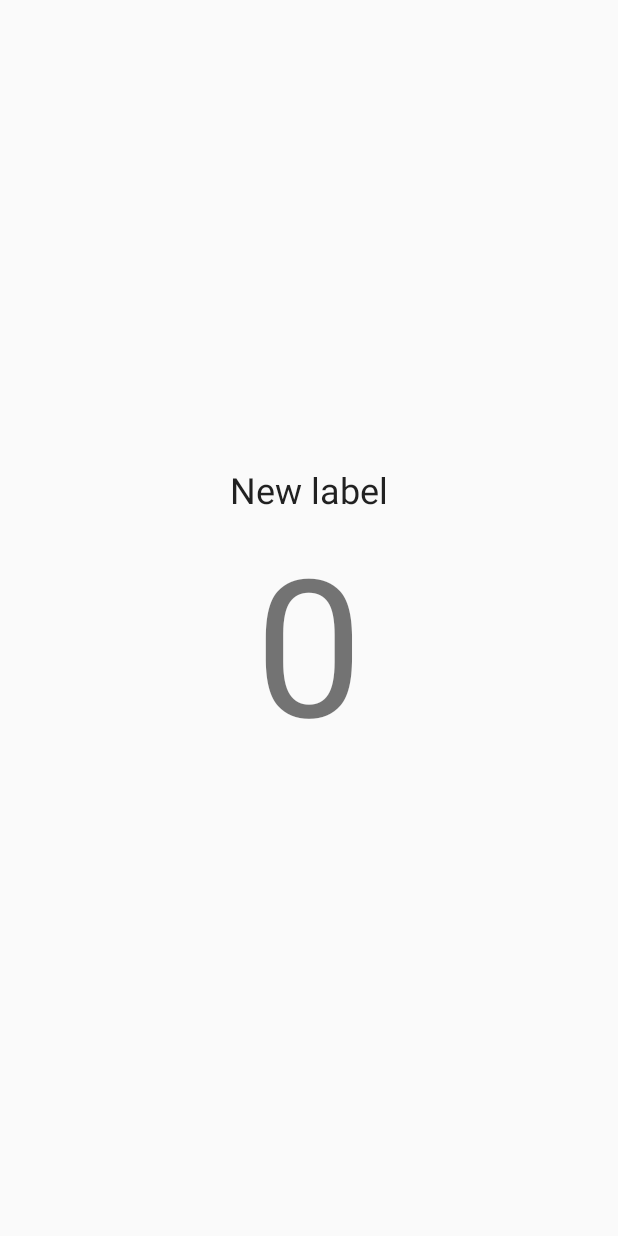
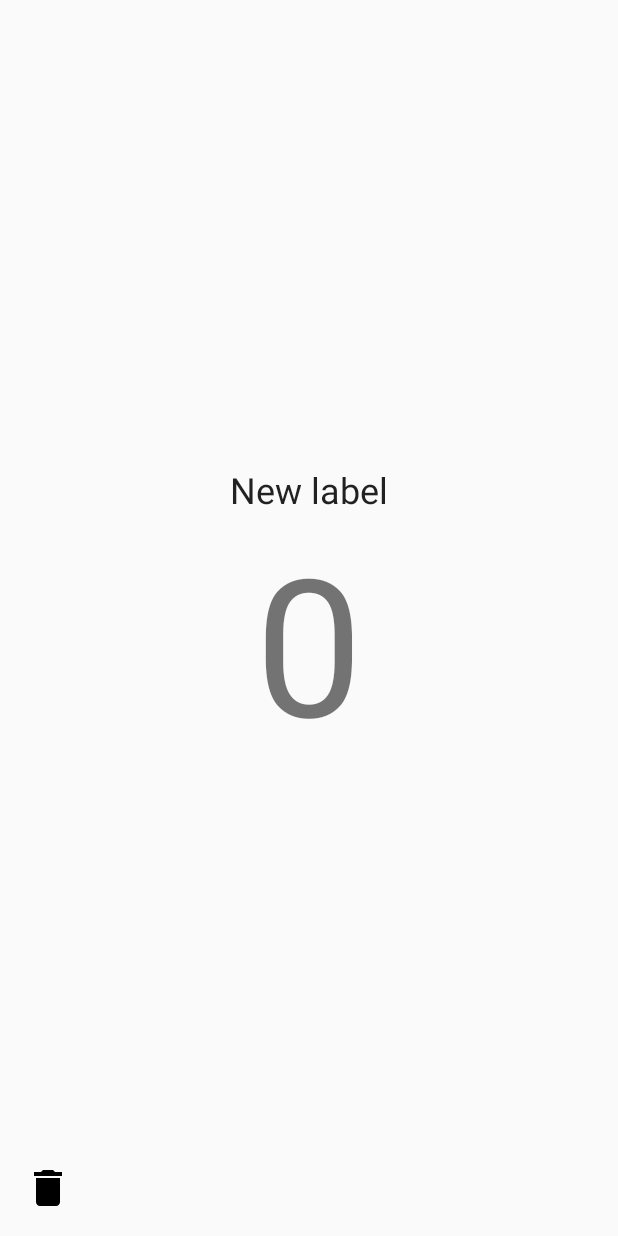
Before and after one commit to nisargjhaveri/Counter, an Android app: the screen it shows after launch (MainActivity), on a phone screen of 412 x 824 dp. Run offline under Robolectric (Android 15) with nearby library versions, the phone set to English and light mode, and no system bars.

Commit message:
Can also delete counters

```diff
--- a/app/src/main/java/in/nisargjhaveri/counter/MainActivity.java
+++ b/app/src/main/java/in/nisargjhaveri/counter/MainActivity.java
@@ -22,7 +22,10 @@ import android.view.View;
 import android.view.ViewGroup;
 
 import android.view.inputmethod.InputMethodManager;
+import android.widget.ImageButton;
 import android.widget.TextView;
+
+import java.util.UUID;
 
 public class MainActivity extends AppCompatActivity {
 
@@ -122,10 +125,17 @@ public class MainActivity extends AppCompatActivity {
             View rootView = inflater.inflate(R.layout.fragment_main, container, false);
 
             int section_number = getArguments().getInt(ARG_SECTION_NUMBER);
-            counter_id = String.valueOf(section_number);
 
             final SharedPreferences storage = getActivity().getPreferences(MODE_PRIVATE);
             storage_editor = storage.edit();
+
+            counter_id = storage.getString("counter_uuid_" + section_number, null);
+            if (counter_id == null) {
+                counter_id = UUID.randomUUID().toString();
+                storage_editor.putString("counter_uuid_" + section_number, counter_id);
+                storage_editor.apply();
+            }
+            Log.d("Hey!.UUID", counter_id);
 
             label = storage.getString("counter_label_" + counter_id, label);
             count = storage.getInt("counter_count_" + counter_id, count);
@@ -164,6 +174,31 @@ public class MainActivity extends AppCompatActivity {
                     countView.setText(String.valueOf(count));
                     storage_editor.putInt("counter_count_" + counter_id, count);
                     storage_editor.apply();
+                }
+            });
+
+            final ImageButton deleteButton = (ImageButton) rootView.findViewById(R.id.delete_counter);
+            deleteButton.setOnClickListener(new View.OnClickListener() {
+                @Override
+                public void onClick(View v) {
+                    final SharedPreferences storage = getActivity().getPreferences(MODE_PRIVATE);
+                    SharedPreferences.Editor storage_editor = storage.edit();
+
+                    int counters = storage.getInt(MainActivity.NUMBER_OF_COUNTERS, MainActivity.DEFAULT_NUMBER_OF_COUNTERS) - 1;
+
+                    storage_editor.putInt(MainActivity.NUMBER_OF_COUNTERS, counters);
+                    storage_editor.apply();
+
+                    int current_position = ((MainActivity) getActivity()).mViewPager.getCurrentItem();
+                    Log.d("Hey!.de", String.valueOf(current_position));
+
+                    for (int i = current_position + 1; i < ((MainActivity) getActivity()).mSectionsPagerAdapter.getCount(); i++) {
+                        storage_editor.putString("counter_uuid_" + i, storage.getString("counter_uuid_" + (i + 1), null));
+                        Log.d("Hey!.all", "counter_uuid_" + i + "     " + storage.getString("counter_uuid_" + i, "NULL2"));
+                    }
+                    storage_editor.apply();
+
+                    ((MainActivity) getActivity()).mSectionsPagerAdapter.deletePage();
                 }
             });
 
@@ -236,6 +271,12 @@ public class MainActivity extends AppCompatActivity {
             notifyDataSetChanged();
         }
 
+        public void deletePage() {
+            baseId += 2;
+            count--;
+            notifyDataSetChanged();
+        }
+
         @Override
         public int getItemPosition(Object object) {
             return POSITION_NONE;
@@ -244,8 +285,7 @@ public class MainActivity extends AppCompatActivity {
         @Override
         public long getItemId(int position) {
             // give an ID different from position when position has been changed
-            return baseId * count + position;
+            return baseId * (count + 1) + position;
         }
-
     }
 }
--- /dev/null
+++ b/app/src/main/res/drawable-anydpi/ic_delete.xml
@@ -0,0 +1,9 @@
+<vector xmlns:android="http://schemas.android.com/apk/res/android"
+        android:width="24dp"
+        android:height="24dp"
+        android:viewportWidth="24.0"
+        android:viewportHeight="24.0">
+    <path
+        android:fillColor="#FF000000"
+        android:pathData="M6,19c0,1.1 0.9,2 2,2h8c1.1,0 2,-0.9 2,-2V7H6v12zM19,4h-3.5l-1,-1h-5l-1,1H5v2h14V4z"/>
+</vector>
--- a/app/src/main/res/layout/fragment_add_counter.xml
+++ b/app/src/main/res/layout/fragment_add_counter.xml
@@ -14,7 +14,7 @@
         android:layout_width="match_parent"
         android:layout_height="wrap_content"
         android:textAlignment="center"
-        android:text="Add New Counter"/>
+        android:text="@string/add_new_counter"/>
 
     <TextView
         android:id="@+id/section_add"
--- a/app/src/main/res/layout/fragment_main.xml
+++ b/app/src/main/res/layout/fragment_main.xml
@@ -1,4 +1,4 @@
-<LinearLayout xmlns:android="http://schemas.android.com/apk/res/android"
+<RelativeLayout xmlns:android="http://schemas.android.com/apk/res/android"
     xmlns:tools="http://schemas.android.com/tools"
     android:layout_width="match_parent"
     android:layout_height="match_parent"
@@ -6,14 +6,18 @@
     android:paddingLeft="@dimen/activity_horizontal_margin"
     android:paddingRight="@dimen/activity_horizontal_margin"
     android:paddingTop="@dimen/activity_vertical_margin"
-    android:orientation="vertical"
-    android:gravity="center"
     android:descendantFocusability="beforeDescendants"
     android:clickable="true"
     android:focusable="true"
     android:focusableInTouchMode="true"
     android:id="@+id/section_parent"
     tools:context="in.nisargjhaveri.counter.MainActivity$PlaceholderFragment">
+
+    <LinearLayout
+        android:layout_width="match_parent"
+        android:layout_height="match_parent"
+        android:orientation="vertical"
+        android:gravity="center">
 
         <EditText
             android:id="@+id/section_label"
@@ -31,6 +35,18 @@
             android:layout_height="wrap_content"
             android:textAlignment="center"
             android:textSize="@dimen/count_text_size"
-        android:text="daf" />
+            android:text="0" />
 
     </LinearLayout>
+
+    <ImageButton
+        android:layout_width="wrap_content"
+        android:layout_height="wrap_content"
+        android:id="@+id/delete_counter"
+        android:layout_gravity="center_horizontal"
+        android:contentDescription="@string/delete_counter"
+        android:background="@drawable/ic_delete"
+        android:layout_alignParentBottom="true"
+        android:padding="@dimen/fab_margin" />
+
+</RelativeLayout>
--- a/app/src/main/res/values/strings.xml
+++ b/app/src/main/res/values/strings.xml
@@ -2,4 +2,6 @@
     <string name="app_name">Counter</string>
     <string name="title_activity_main">MainActivity</string>
     <string name="action_settings">Settings</string>
+    <string name="delete_counter">Delete Counter</string>
+    <string name="add_new_counter">Add New Counter</string>
 </resources>
```
Lines whose indentation alone changed are shown as unchanged.
